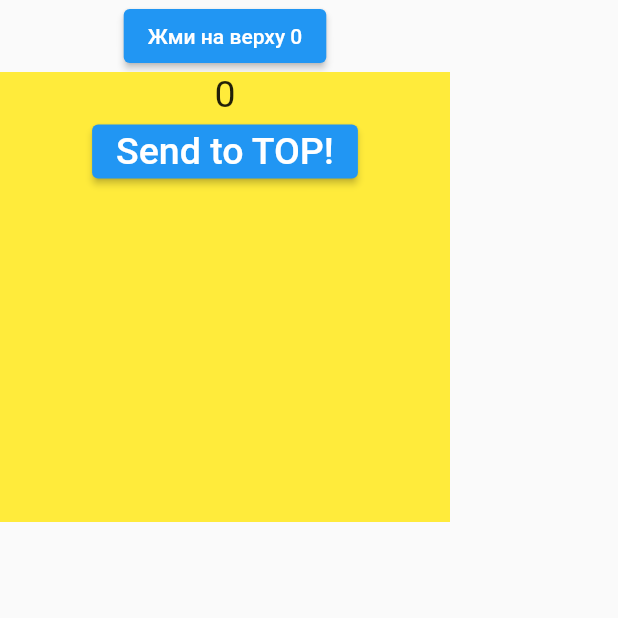
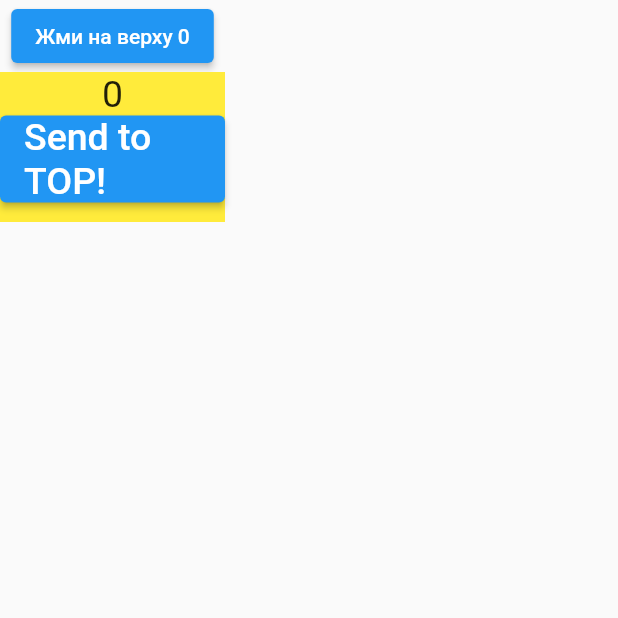
Before and after one commit to windownik/my_inherith_test_project, a Flutter app: the screen it shows after launch, on a phone screen of 412 x 824 dp, the top half of it. Run offline on Flutter 3.47's test engine with Material 2 defaults, Android fonts, the phone set to English and light mode, and no system bars.

Commit message:
add animation

```diff
--- a/lib/test.dart
+++ b/lib/test.dart
@@ -99,11 +99,15 @@ class CustomTextWithBtnState extends State<CustomTextWithBtn> {
 
   @override
   Widget build(BuildContext context) {
-    return Container(
-      width: 300,
-      height: 300,
+
+
+    return AnimatedContainer(
+      width: color ? 150 : 350,
+      height: 100,
+      // left: color ? 100 : 150,
+      duration: const Duration(milliseconds: 100),
+      child: Material(
           color: color ? _oneColor: _twoColor,
-        alignment: Alignment.center,
           child: Column(
             children: [
               Text(_result, style: const TextStyle(fontSize: 25),),
@@ -114,6 +118,7 @@ class CustomTextWithBtnState extends State<CustomTextWithBtn> {
                 child: const Text('Send to TOP!', style: TextStyle(fontSize: 25),),)
             ],
           )
+      ),
     );
   }
 }
```
Lines whose indentation alone changed are shown as unchanged.
